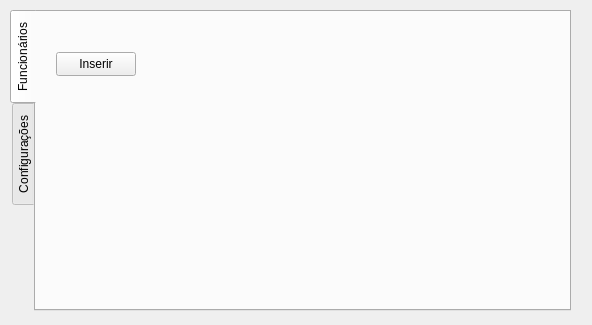
Before: the Qt Designer form form.ui in selrahcsan/CrachaFacil, drawn with Qt 5.
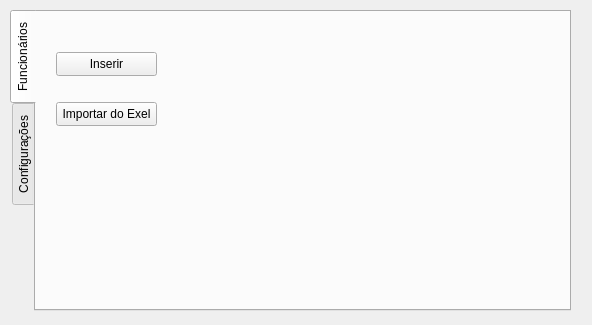
After: the same form once the commit is applied. The open tabs and pages were chosen to show the change.

Commit message: Criado um anbiente virtual e adicionado a função de importar arquivos do exel para o banco

What changed in the file:
```diff
--- a/form.ui
+++ b/form.ui
@@ -50,7 +50,7 @@
         <rect>
          <x>10</x>
          <y>30</y>
-         <width>80</width>
+         <width>101</width>
          <height>24</height>
         </rect>
        </property>
@@ -58,6 +58,19 @@
         <string>Inserir</string>
        </property>
       </widget>
+      <widget class="QPushButton" name="importar_exel">
+       <property name="geometry">
+        <rect>
+         <x>10</x>
+         <y>80</y>
+         <width>101</width>
+         <height>24</height>
+        </rect>
+       </property>
+       <property name="text">
+        <string>Importar do Exel</string>
+       </property>
+      </widget>
      </widget>
      <widget class="QWidget" name="inserir_usuarios">
       <widget class="QLabel" name="image_label">
```
Left out of the diff: 3 changed lines with no effect on the pictures. The commit also changes 3885 other files.
